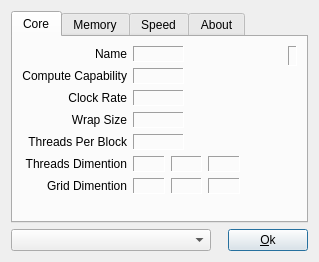
Above: ui/czdialog.ui from spainnoobperez/cuda-z before the change. Below: the same form after it.
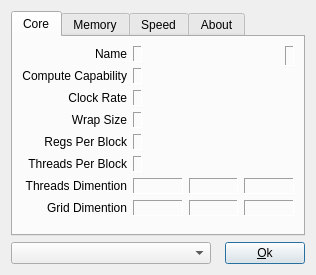
That is the form after the change. Icons and pictures are not drawn.

Commit message: Pegs Per Block field added

```diff
--- a/ui/czdialog.ui
+++ b/ui/czdialog.ui
@@ -5,8 +5,8 @@
    <rect>
     <x>0</x>
     <y>0</y>
-    <width>319</width>
-    <height>262</height>
+    <width>316</width>
+    <height>275</height>
    </rect>
   </property>
   <property name="windowTitle" >
@@ -27,8 +27,8 @@
        <rect>
         <x>0</x>
         <y>0</y>
-        <width>295</width>
-        <height>184</height>
+        <width>292</width>
+        <height>197</height>
        </rect>
       </property>
       <attribute name="title" >
@@ -61,7 +61,7 @@
          </property>
         </widget>
        </item>
-       <item rowspan="4" row="0" column="2" colspan="2" >
+       <item rowspan="6" row="0" column="2" >
         <layout class="QVBoxLayout" name="verticalLayout_2" >
          <item>
           <layout class="QHBoxLayout" name="horizontalLayout_2" >
@@ -109,8 +109,8 @@
            </property>
            <property name="sizeHint" stdset="0" >
             <size>
-             <width>20</width>
-             <height>40</height>
+             <width>97</width>
+             <height>88</height>
             </size>
            </property>
           </spacer>
@@ -187,6 +187,29 @@
         </widget>
        </item>
        <item row="4" column="0" >
+        <widget class="QLabel" name="labelRegs" >
+         <property name="text" >
+          <string>Regs Per Block</string>
+         </property>
+         <property name="alignment" >
+          <set>Qt::AlignRight|Qt::AlignTrailing|Qt::AlignVCenter</set>
+         </property>
+        </widget>
+       </item>
+       <item row="4" column="1" >
+        <widget class="QLabel" name="labelRegsText" >
+         <property name="frameShape" >
+          <enum>QFrame::Panel</enum>
+         </property>
+         <property name="frameShadow" >
+          <enum>QFrame::Sunken</enum>
+         </property>
+         <property name="text" >
+          <string>&lt;num></string>
+         </property>
+        </widget>
+       </item>
+       <item row="5" column="0" >
         <widget class="QLabel" name="labelThreads" >
          <property name="text" >
           <string>Threads Per Block</string>
@@ -196,7 +219,7 @@
          </property>
         </widget>
        </item>
-       <item row="4" column="1" >
+       <item row="5" column="1" >
         <widget class="QLabel" name="labelThreadsText" >
          <property name="frameShape" >
           <enum>QFrame::Panel</enum>
@@ -209,7 +232,7 @@
          </property>
         </widget>
        </item>
-       <item row="5" column="0" >
+       <item row="6" column="0" >
         <widget class="QLabel" name="labelThreadsDim" >
          <property name="text" >
           <string>Threads Dimention</string>
@@ -219,7 +242,7 @@
          </property>
         </widget>
        </item>
-       <item rowspan="2" row="5" column="1" colspan="2" >
+       <item rowspan="2" row="6" column="1" colspan="2" >
         <layout class="QGridLayout" name="gridLayout" >
          <item row="0" column="0" >
           <widget class="QLabel" name="labelThreadsDimTextX" >
@@ -301,7 +324,7 @@
          </item>
         </layout>
        </item>
-       <item row="6" column="0" >
+       <item row="7" column="0" >
         <widget class="QLabel" name="labelGridDim" >
          <property name="text" >
           <string>Grid Dimention</string>
@@ -311,7 +334,7 @@
          </property>
         </widget>
        </item>
-       <item row="7" column="1" >
+       <item row="8" column="0" colspan="3" >
         <spacer name="verticalSpacer_2" >
          <property name="orientation" >
           <enum>Qt::Vertical</enum>
```
Left out of the diff: 14 changed lines with no effect on the pictures. The commit also changes 2 other files.
